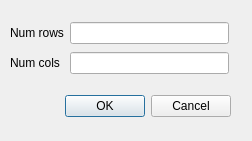
Qt form customredimdialog.ui (R3mmurd/Pixedrawing) before a commit.
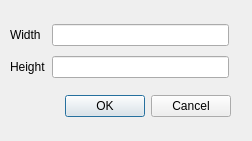
The same form after that commit.

Diff of the .ui file:
```diff
--- a/customredimdialog.ui
+++ b/customredimdialog.ui
@@ -35,27 +35,27 @@
      <x>10</x>
      <y>20</y>
      <width>219</width>
-     <height>58</height>
+     <height>62</height>
     </rect>
    </property>
    <layout class="QGridLayout" name="gridLayout">
     <item row="1" column="0">
      <widget class="QLabel" name="label_2">
       <property name="text">
-       <string>Num cols</string>
+       <string>Height</string>
       </property>
      </widget>
     </item>
     <item row="1" column="1">
-     <widget class="QLineEdit" name="edt_cols"/>
-    </item>
-    <item row="0" column="1">
      <widget class="QLineEdit" name="edt_rows"/>
     </item>
+    <item row="0" column="1">
+     <widget class="QLineEdit" name="edt_cols"/>
+    </item>
     <item row="0" column="0">
      <widget class="QLabel" name="label">
       <property name="text">
-       <string>Num rows</string>
+       <string>Width</string>
       </property>
      </widget>
     </item>
```
Left out of the diff: 2 changed lines with no effect on the pictures.
